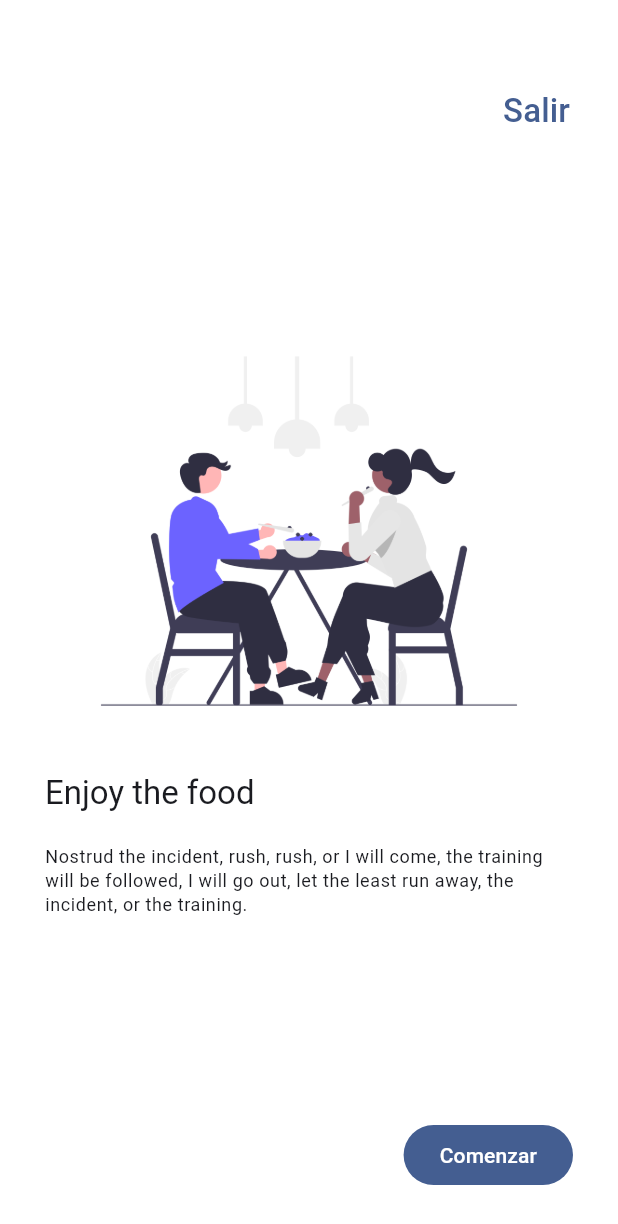
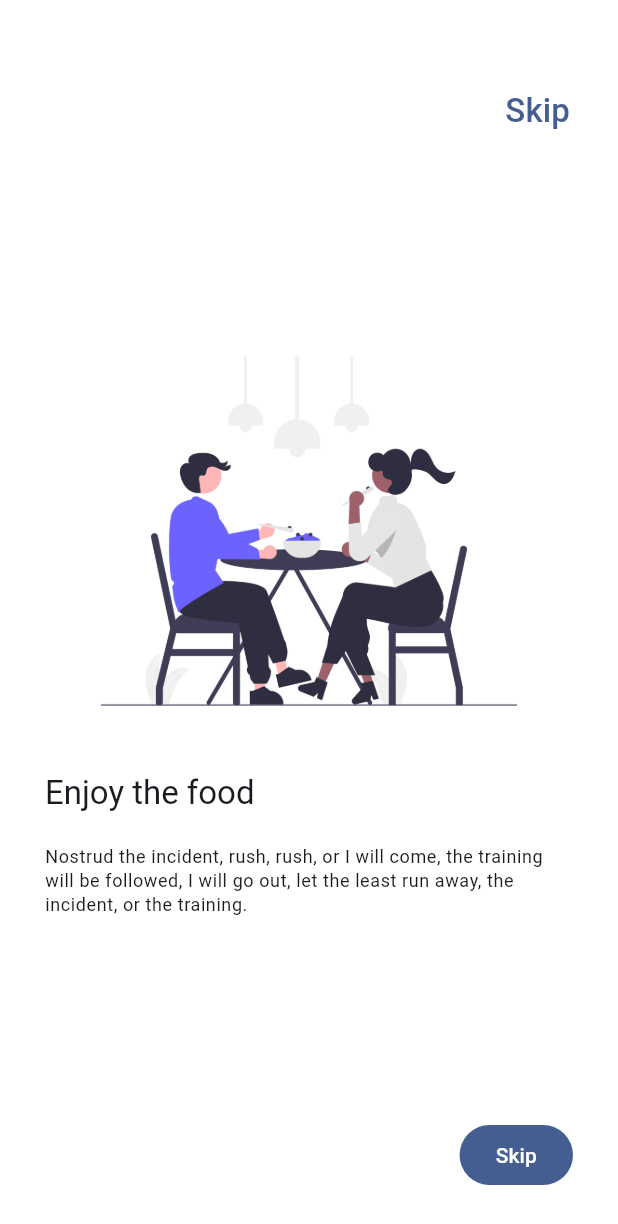
Before and after one commit to juandpt03/widgets_app, a Flutter app: the AppTutorialScreen screen opened by its route, swiped to page 3, on a phone screen of 412 x 824 dp. Shown: the top 1224 px of the screen. Run offline on Flutter 3.47's test engine with Material 2 defaults, Android fonts, the phone set to English and light mode, and no system bars; our stand-ins replace animate_do, flutter_riverpod, go_router.

Commit message:
AppTutorialScreen improved

```diff
--- a/assets/locale/localization_en.json
+++ b/assets/locale/localization_en.json
@@ -24,5 +24,7 @@
     "intro_tit_2": "Fast delivery",
     "intro_sub_2": "It is difficult to come out of some kind of pain.",
     "intro_tit_3": "Enjoy the food",
-    "intro_sub_3": "Nostrud the incident, rush, rush, or I will come, the training will be followed, I will go out, let the least run away, the incident, or the training."
+    "intro_sub_3": "Nostrud the incident, rush, rush, or I will come, the training will be followed, I will go out, let the least run away, the incident, or the training.",
+    "skip": "Skip",
+    "start": "Start"
 }
--- a/assets/locale/localization_es.json
+++ b/assets/locale/localization_es.json
@@ -24,5 +24,7 @@
     "intro_tit_2": "Entrega rápida",
     "intro_sub_2": "Laborum est proident aliqua commodo pariatur dolor..",
     "intro_tit_3": "Disfruta la comida",
-    "intro_sub_3": "Nostrud incididunt irure irure aute veniam exercitation consectetur amet proident minim fugiat incididunt aute exercitation."
+    "intro_sub_3": "Nostrud incididunt irure irure aute veniam exercitation consectetur amet proident minim fugiat incididunt aute exercitation.",
+    "skip": "Salir",
+    "start": "Comenzar"
 }
--- a/lib/presentation/screens/app_tutorial/app_tutorial_screen.dart
+++ b/lib/presentation/screens/app_tutorial/app_tutorial_screen.dart
@@ -76,9 +76,9 @@ class _AppTutorialScreenState extends State<AppTutorialScreen> {
             right: 20,
             top: 50,
             child: TextButton(
-              child: const Text(
-                'Salir',
-                style: TextStyle(
+              child: Text(
+                AppLocalizations.of(context)!.text("skip"),
+                style: const TextStyle(
                   fontSize: 22,
                 ),
               ),
@@ -98,7 +98,9 @@ class _AppTutorialScreenState extends State<AppTutorialScreen> {
                       onPressed: () {
                         context.pop();
                       },
-                      child: const Text('Comenzar'),
+                      child: Text(
+                        AppLocalizations.of(context)!.text("skip"),
+                      ),
                     ),
                   ),
                 )
```
